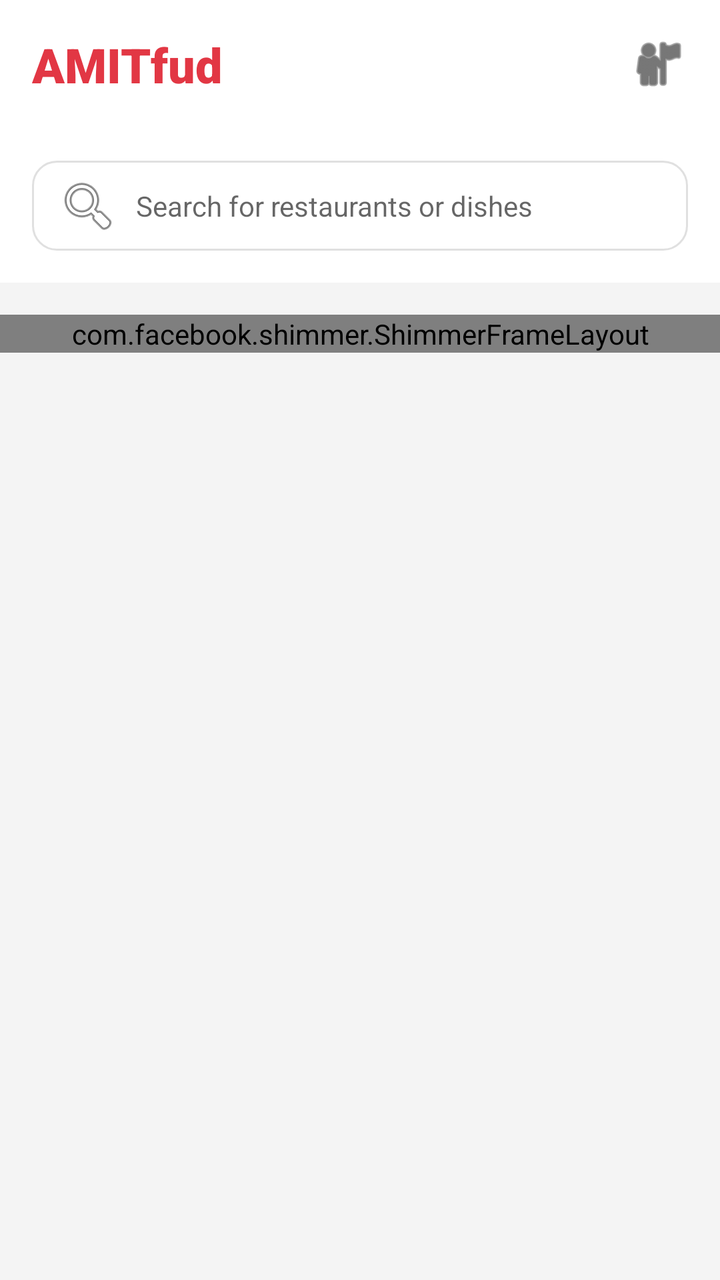
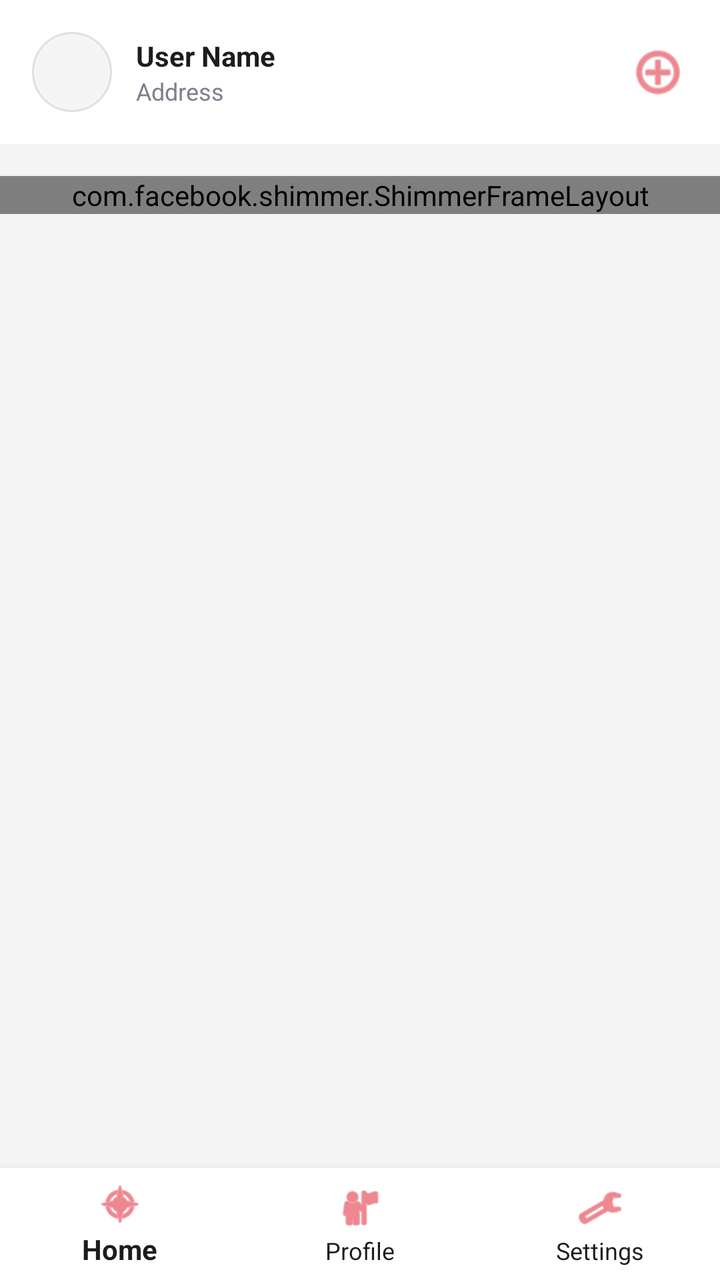

The first picture is an Android layout as it rendered before a commit; the second is the same layout after the commit. The layout source and the unified diff follow.
<!-- AndroidManifest.xml: application theme Theme.AppCompat.Light.NoActionBar -->
<!-- res/layout/activity_home.xml -->
<?xml version="1.0" encoding="utf-8"?>
<androidx.core.widget.NestedScrollView xmlns:android="http://schemas.android.com/apk/res/android"
    android:layout_width="match_parent" android:layout_height="match_parent"
    android:scrollbars="none" android:background="@color/zomato_bg">

    <LinearLayout android:layout_width="match_parent" android:layout_height="wrap_content"
        android:orientation="vertical" android:paddingBottom="20dp">

        
        <LinearLayout android:layout_width="match_parent" android:layout_height="wrap_content"
            android:orientation="horizontal" android:padding="16dp" android:background="@color/white"
            android:gravity="center_vertical">
            <TextView android:layout_width="0dp" android:layout_weight="1"
                android:layout_height="wrap_content" android:text="AMITfud"
                android:textColor="@color/zomato_red" android:textSize="24sp"
                android:textStyle="bold" android:fontFamily="sans-serif-black"/>
            <ImageView android:layout_width="30dp" android:layout_height="30dp"
                android:src="@android:drawable/ic_menu_myplaces" android:tint="@color/text_dark"/>
        </LinearLayout>

        
        <LinearLayout android:layout_width="match_parent" android:layout_height="wrap_content"
            android:padding="16dp" android:background="@color/white">
            <EditText android:layout_width="match_parent" android:layout_height="45dp"
                android:background="@drawable/bg_search" android:hint="Search for restaurants or dishes"
                android:padding="12dp" android:drawableLeft="@android:drawable/ic_menu_search"
                android:drawablePadding="8dp" android:textSize="14sp"/>
        </LinearLayout>

        
        <com.facebook.shimmer.ShimmerFrameLayout
            android:id="@+id/shimmerLayout"
            android:layout_width="match_parent"
            android:layout_height="wrap_content"
            android:layout_marginTop="16dp">
            
            <LinearLayout android:orientation="vertical" android:layout_width="match_parent" android:layout_height="wrap_content">
                
                <View android:layout_width="120dp" android:layout_height="20dp" android:background="@color/skeleton_bg" android:layout_margin="16dp"/>
                <LinearLayout android:orientation="horizontal" android:layout_width="match_parent" android:layout_height="wrap_content" android:padding="16dp">
                    <View android:layout_width="80dp" android:layout_height="80dp" android:background="@color/skeleton_bg" android:layout_marginRight="16dp"/>
                    <View android:layout_width="80dp" android:layout_height="80dp" android:background="@color/skeleton_bg" android:layout_marginRight="16dp"/>
                    <View android:layout_width="80dp" android:layout_height="80dp" android:background="@color/skeleton_bg"/>
                </LinearLayout>
                
                <View android:layout_width="match_parent" android:layout_height="150dp" android:background="@color/skeleton_bg" android:layout_margin="16dp"/>
            </LinearLayout>
        </com.facebook.shimmer.ShimmerFrameLayout>

        
        <LinearLayout android:id="@+id/mainContent" android:visibility="gone"
            android:layout_width="match_parent" android:layout_height="wrap_content" android:orientation="vertical">

            
            <TextView android:layout_width="wrap_content" android:layout_height="wrap_content"
                android:text="Inspiration for your first order" android:textSize="18sp"
                android:textStyle="bold" android:textColor="@color/text_dark"
                android:layout_margin="16dp"/>
            <androidx.recyclerview.widget.RecyclerView
                android:id="@+id/rvCategories" android:layout_width="match_parent"
                android:layout_height="wrap_content" android:orientation="horizontal"
                android:scrollbars="none" android:paddingLeft="16dp"/>

            
            <TextView android:layout_width="wrap_content" android:layout_height="wrap_content"
                android:text="Top Restaurants near you" android:textSize="18sp"
                android:textStyle="bold" android:textColor="@color/text_dark"
                android:layout_margin="16dp"/>
            <androidx.recyclerview.widget.RecyclerView
                android:id="@+id/rvRestaurants" android:layout_width="match_parent"
                android:layout_height="wrap_content" android:scrollbars="none"
                android:paddingLeft="16dp"/>
        </LinearLayout>
    </LinearLayout>
</androidx.core.widget.NestedScrollView>
<!-- resources referenced by this layout -->
<resources>
  <color name="skeleton_bg">#E0E0E0</color>
  <color name="text_dark">#1C1C1C</color>
  <color name="white">#FFFFFF</color>
  <color name="zomato_bg">#F4F4F4</color>
  <color name="zomato_red">#E23744</color>
  <!-- drawable bg_search (drawable) -->
  <?xml version="1.0" encoding="utf-8"?>
  <shape xmlns:android="http://schemas.android.com/apk/res/android">
      <solid android:color="@color/white"/>
      <corners android:radius="12dp"/>
      <stroke android:width="1dp" android:color="@color/skeleton_bg"/>
  </shape>
</resources>

<!-- the commit's change to res/layout/activity_home.xml (unified diff, before → after) -->
@@ -1,75 +1,55 @@
 <?xml version="1.0" encoding="utf-8"?>
-<androidx.core.widget.NestedScrollView xmlns:android="http://schemas.android.com/apk/res/android"
-    android:layout_width="match_parent" android:layout_height="match_parent"
-    android:scrollbars="none" android:background="@color/zomato_bg">
+<RelativeLayout xmlns:android="http://schemas.android.com/apk/res/android"
+    xmlns:app="http://schemas.android.com/apk/res-auto"
+    android:layout_width="match_parent" android:layout_height="match_parent" android:background="@color/zomato_bg">
 
-    <LinearLayout android:layout_width="match_parent" android:layout_height="wrap_content"
-        android:orientation="vertical" android:paddingBottom="20dp">
+    <androidx.core.widget.NestedScrollView android:layout_width="match_parent"
+        android:layout_height="match_parent" android:scrollbars="none" android:layout_above="@id/bottomNav">
 
-        
-        <LinearLayout android:layout_width="match_parent" android:layout_height="wrap_content"
-            android:orientation="horizontal" android:padding="16dp" android:background="@color/white"
-            android:gravity="center_vertical">
-            <TextView android:layout_width="0dp" android:layout_weight="1"
-                android:layout_height="wrap_content" android:text="AMITfud"
-                android:textColor="@color/zomato_red" android:textSize="24sp"
-                android:textStyle="bold" android:fontFamily="sans-serif-black"/>
-            <ImageView android:layout_width="30dp" android:layout_height="30dp"
-                android:src="@android:drawable/ic_menu_myplaces" android:tint="@color/text_dark"/>
-        </LinearLayout>
-
-        
-        <LinearLayout android:layout_width="match_parent" android:layout_height="wrap_content"
-            android:padding="16dp" android:background="@color/white">
-            <EditText android:layout_width="match_parent" android:layout_height="45dp"
-                android:background="@drawable/bg_search" android:hint="Search for restaurants or dishes"
-                android:padding="12dp" android:drawableLeft="@android:drawable/ic_menu_search"
-                android:drawablePadding="8dp" android:textSize="14sp"/>
-        </LinearLayout>
-
-        
-        <com.facebook.shimmer.ShimmerFrameLayout
-            android:id="@+id/shimmerLayout"
-            android:layout_width="match_parent"
-            android:layout_height="wrap_content"
-            android:layout_marginTop="16dp">
+        <LinearLayout android:layout_width="match_parent" android:layout_height="wrap_content" android:orientation="vertical">
             
-            <LinearLayout android:orientation="vertical" android:layout_width="match_parent" android:layout_height="wrap_content">
+            
+            <LinearLayout android:layout_width="match_parent" android:layout_height="wrap_content"
+                android:orientation="horizontal" android:padding="16dp" android:background="@color/white" android:gravity="center_vertical">
                 
-                <View android:layout_width="120dp" android:layout_height="20dp" android:background="@color/skeleton_bg" android:layout_margin="16dp"/>
-                <LinearLayout android:orientation="horizontal" android:layout_width="match_parent" android:layout_height="wrap_content" android:padding="16dp">
-                    <View android:layout_width="80dp" android:layout_height="80dp" android:background="@color/skeleton_bg" android:layout_marginRight="16dp"/>
-                    <View android:layout_width="80dp" android:layout_height="80dp" android:background="@color/skeleton_bg" android:layout_marginRight="16dp"/>
-                    <View android:layout_width="80dp" android:layout_height="80dp" android:background="@color/skeleton_bg"/>
+                <ImageView android:id="@+id/ivUserDp" android:layout_width="40dp" android:layout_height="40dp"
+                    android:background="@drawable/bg_pill_input" android:scaleType="centerCrop"/>
+                
+                <LinearLayout android:layout_width="0dp" android:layout_weight="1" android:layout_height="wrap_content"
+                    android:orientation="vertical" android:layout_marginStart="12dp">
+                    <TextView android:id="@+id/tvUserName" android:layout_width="wrap_content"
+                        android:layout_height="wrap_content" android:text="User Name" android:textStyle="bold" android:textColor="@color/text_dark"/>
+                    <TextView android:id="@+id/tvUserAddress" android:layout_width="wrap_content"
+                        android:layout_height="wrap_content" android:text="Address" android:textSize="12sp" android:textColor="@color/text_gray"/>
                 </LinearLayout>
                 
-                <View android:layout_width="match_parent" android:layout_height="150dp" android:background="@color/skeleton_bg" android:layout_margin="16dp"/>
+                <ImageView android:id="@+id/btnCart" android:layout_width="30dp" android:layout_height="30dp"
+                    android:src="@android:drawable/ic_menu_add" android:tint="@color/zomato_red"/>
             </LinearLayout>
-        </com.facebook.shimmer.ShimmerFrameLayout>
-
-        
-        <LinearLayout android:id="@+id/mainContent" android:visibility="gone"
-            android:layout_width="match_parent" android:layout_height="wrap_content" android:orientation="vertical">
 
             
-            <TextView android:layout_width="wrap_content" android:layout_height="wrap_content"
-                android:text="Inspiration for your first order" android:textSize="18sp"
-                android:textStyle="bold" android:textColor="@color/text_dark"
-                android:layout_margin="16dp"/>
-            <androidx.recyclerview.widget.RecyclerView
-                android:id="@+id/rvCategories" android:layout_width="match_parent"
-                android:layout_height="wrap_content" android:orientation="horizontal"
-                android:scrollbars="none" android:paddingLeft="16dp"/>
+            <com.facebook.shimmer.ShimmerFrameLayout android:id="@+id/shimmerLayout"
+                android:layout_width="match_parent" android:layout_height="wrap_content" android:layout_marginTop="16dp">
+                <LinearLayout android:orientation="vertical" android:layout_width="match_parent" android:layout_height="wrap_content">
+                    <View android:layout_width="120dp" android:layout_height="20dp" android:background="@color/skeleton_bg" android:layout_margin="16dp"/>
+                    <View android:layout_width="match_parent" android:layout_height="150dp" android:background="@color/skeleton_bg" android:layout_margin="16dp"/>
+                </LinearLayout>
+            </com.facebook.shimmer.ShimmerFrameLayout>
 
-            
-            <TextView android:layout_width="wrap_content" android:layout_height="wrap_content"
-                android:text="Top Restaurants near you" android:textSize="18sp"
-                android:textStyle="bold" android:textColor="@color/text_dark"
-                android:layout_margin="16dp"/>
-            <androidx.recyclerview.widget.RecyclerView
-                android:id="@+id/rvRestaurants" android:layout_width="match_parent"
-                android:layout_height="wrap_content" android:scrollbars="none"
-                android:paddingLeft="16dp"/>
+            <LinearLayout android:id="@+id/mainContent" android:visibility="gone"
+                android:layout_width="match_parent" android:layout_height="wrap_content" android:orientation="vertical">
+                <TextView android:layout_width="wrap_content" android:layout_height="wrap_content"
+                    android:text="Top Restaurants near you" android:textSize="18sp"
+                    android:textStyle="bold" android:layout_margin="16dp"/>
+                <androidx.recyclerview.widget.RecyclerView android:id="@+id/rvRestaurants"
+                    android:layout_width="match_parent" android:layout_height="wrap_content" android:scrollbars="none"/>
+            </LinearLayout>
         </LinearLayout>
-    </LinearLayout>
-</androidx.core.widget.NestedScrollView>
+    </androidx.core.widget.NestedScrollView>
+
+    
+    <com.google.android.material.bottomnavigation.BottomNavigationView
+        android:id="@+id/bottomNav" android:layout_width="match_parent" android:layout_height="wrap_content"
+        android:layout_alignParentBottom="true" android:background="@color/white"
+        app:menu="@menu/bottom_nav_menu" app:itemIconTint="@color/zomato_red" app:itemTextColor="@color/text_dark"/>
+</RelativeLayout>
<!-- resource entries referenced after the edit -->
@@ -2,15 +2,16 @@
 <resources>
   <color name="skeleton_bg">#E0E0E0</color>
   <color name="text_dark">#1C1C1C</color>
+  <color name="text_gray">#7E808C</color>
   <color name="white">#FFFFFF</color>
   <color name="zomato_bg">#F4F4F4</color>
   <color name="zomato_red">#E23744</color>
-  <!-- drawable bg_search (drawable) -->
+  <!-- drawable bg_pill_input (drawable) -->
   <?xml version="1.0" encoding="utf-8"?>
   <shape xmlns:android="http://schemas.android.com/apk/res/android">
-      <solid android:color="@color/white"/>
-      <corners android:radius="12dp"/>
-      <stroke android:width="1dp" android:color="@color/skeleton_bg"/>
+      <solid android:color="#F4F4F4"/>
+      <corners android:radius="50dp"/>
+      <stroke android:width="1dp" android:color="#E0E0E0"/>
   </shape>
 </resources>
 
